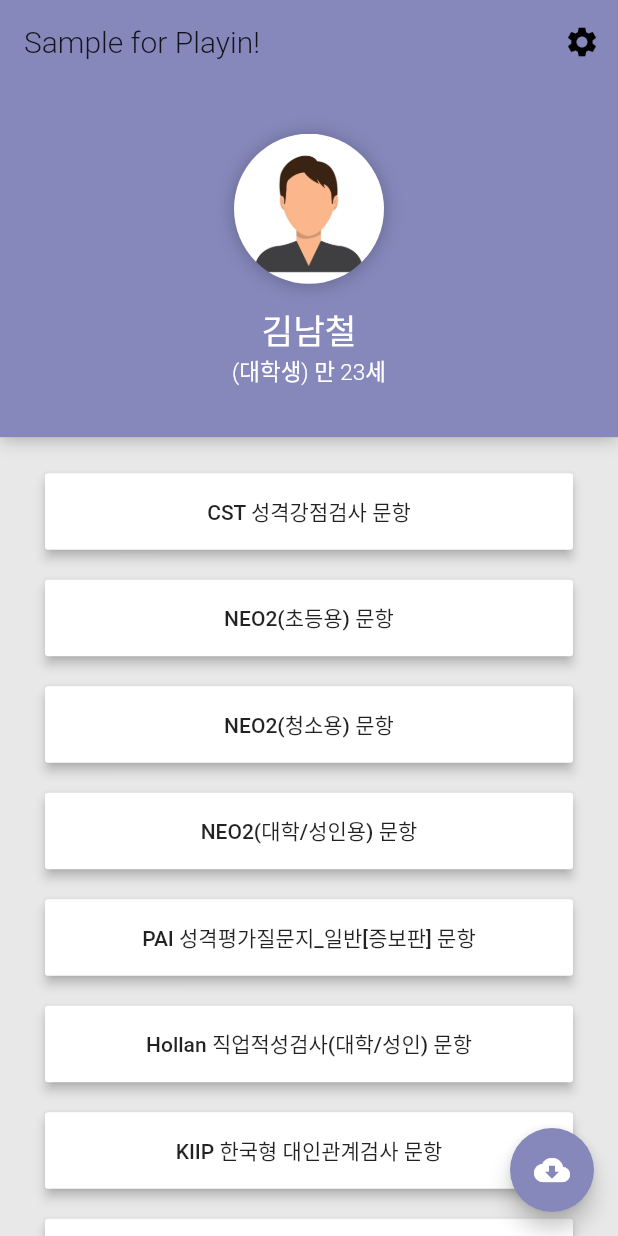
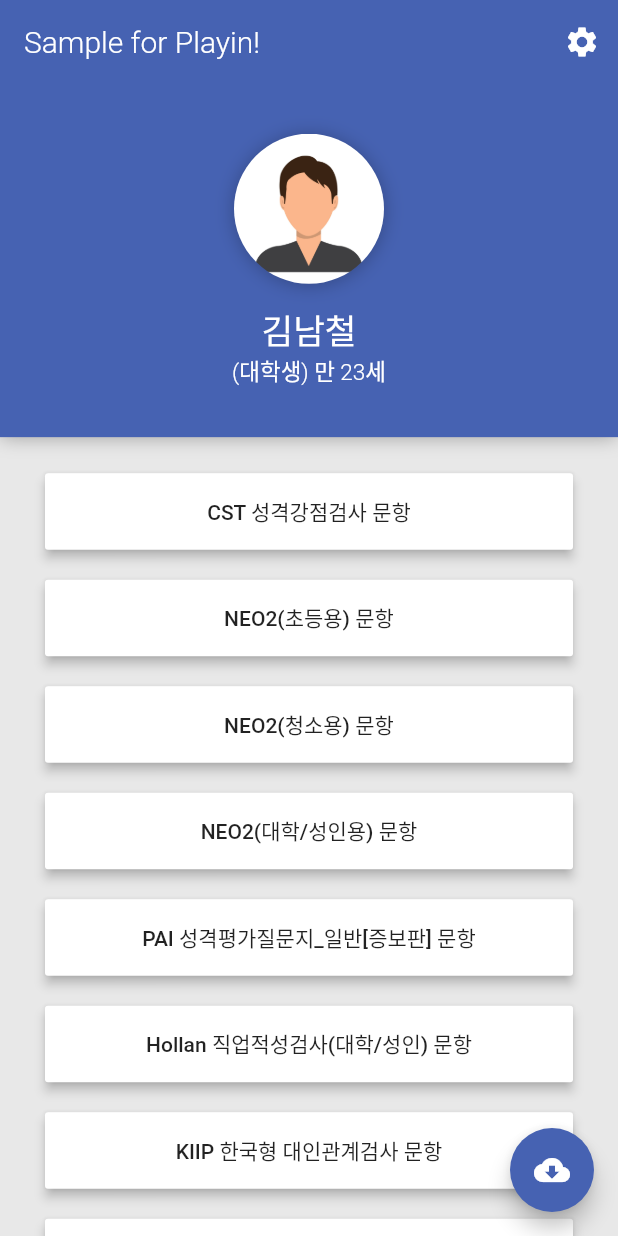
Before and after one commit to Inpsyt/SampleForPlayin, a Flutter app: the screen it shows after launch, on a phone screen of 412 x 824 dp. Run offline on Flutter 3.47's test engine with Material 2 defaults, Android fonts, the phone set to English and light mode, and no system bars; our stand-ins replace flutter_fadein, percent_indicator.

Commit message:
색깔 변경 및 동작시간 변경 일부

```diff
--- a/lib/screens/screen_questionpages.dart
+++ b/lib/screens/screen_questionpages.dart
@@ -443,7 +443,7 @@ class _ScreenQuestionPagesState extends State<ScreenQuestionPages> {
     }
 
 
-    _waitPageTimer = Timer(Duration(milliseconds: 500),(){
+    _waitPageTimer = Timer(Duration(milliseconds: 300),(){
       _pageController.nextPage(
           duration: Duration(milliseconds: 300),
           curve: Curves.decelerate);
--- a/lib/screens/screen_select.dart
+++ b/lib/screens/screen_select.dart
@@ -23,20 +23,20 @@ class ScreenSelect extends StatelessWidget {
     return Scaffold(
         floatingActionButton: FloatingActionButton(
           onPressed: () {},
-          backgroundColor: color_charcoal_purple,
+          backgroundColor: color_charcoal_blue,
           child: Icon(Icons.cloud_download_rounded),
         ),
         backgroundColor: color_silver_white,
         appBar: AppBar(
           title: Text(
             'Sample for Playin!',
-            style: TextStyle(fontWeight: FontWeight.w300),
+            style: TextStyle(fontWeight: FontWeight.w300,color: Colors.white),
           ),
-          backgroundColor: color_charcoal_purple,
+          backgroundColor: color_charcoal_blue,
           elevation: 0,
           actions: [
             IconButton(
-                icon: Icon(Icons.settings),
+                icon: Icon(Icons.settings,color: Colors.white,),
                 onPressed: () {
                   Navigator.push(context, MaterialPageRoute(builder: (context) {
                     return ScreenProfileSet();
@@ -57,7 +57,7 @@ class ScreenSelect extends StatelessWidget {
                         blurRadius: 10,
                         offset: Offset(0.1, 0.9))
                   ],
-                  color: color_charcoal_purple,
+                  color: color_charcoal_blue,
                 ),
                 child: Center(
                   child: Column(
```
